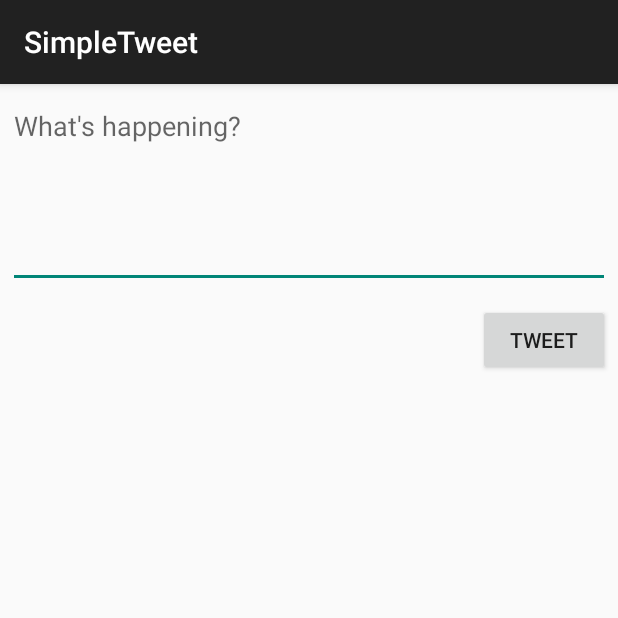
After one commit to kathlynk/SimpleTweet-11, an Android app: the ComposeActivity screen opened directly, with no data from a screen before it, on a phone screen of 412 x 824 dp, the top half of it. The commit adds this screen. Run offline under Robolectric (Android 15) with nearby library versions, the phone set to English and light mode, and no system bars; our stand-ins replace Room's generated code; libraries missing offline, so code that uses them is left out: com.codepath.asynchttpclient, com.facebook.stetho, org.parceler; 1 statement that could not run was skipped.

Commit message:
ComposeActivity implemented

```diff
--- a/app/build.gradle
+++ b/app/build.gradle
@@ -44,6 +44,7 @@ dependencies {
     implementation 'androidx.appcompat:appcompat:1.1.0'
     implementation 'androidx.constraintlayout:constraintlayout:2.0.1'
     implementation 'androidx.recyclerview:recyclerview:1.1.0'
+    implementation 'com.google.android.material:material:1.0.0'
     // Room for simple persistence with an ORM
     def room_version = "2.2.5"
     implementation "androidx.room:room-runtime:$room_version"
--- /dev/null
+++ b/app/src/main/java/com/codepath/apps/restclienttemplate/ComposeActivity.java
@@ -0,0 +1,83 @@
+package com.codepath.apps.restclienttemplate;
+
+import androidx.appcompat.app.AppCompatActivity;
+import okhttp3.Headers;
+
+import android.content.Intent;
+import android.os.Bundle;
+import android.util.Log;
+import android.view.View;
+import android.widget.Button;
+import android.widget.EditText;
+
+import com.codepath.apps.restclienttemplate.models.Tweet;
+import com.codepath.asynchttpclient.callback.JsonHttpResponseHandler;
+import com.google.android.material.snackbar.Snackbar;
+
+import org.json.JSONException;
+import org.parceler.Parcels;
+
+public class ComposeActivity extends AppCompatActivity {
+
+    public static final String TAG = "ComposeActivity";
+    public static final int MAX_TWEET_LENGTH = 140;
+
+    EditText etCompose;
+    Button btnTweet;
+
+    TwitterClient client;
+
+    @Override
+    protected void onCreate(Bundle savedInstanceState) {
+        super.onCreate(savedInstanceState);
+        setContentView(R.layout.activity_compose);
+
+        client = TwitterApp.getRestClient(this);
+
+        etCompose = findViewById(R.id.etCompose);
+        btnTweet = findViewById(R.id.btnTweet);
+
+        btnTweet.setOnClickListener(new View.OnClickListener() {
+            @Override
+            public void onClick(View view) {
+                // Make API call to twitter
+                String tweetContent = etCompose.getText().toString();
+                if (tweetContent.isEmpty()) {
+                    Snackbar.make(findViewById(android.R.id.content).getRootView(), "Sorry your tweet cannot be empty", Snackbar.LENGTH_LONG).show();
+                    return;
+                }
+                if (tweetContent.length() > MAX_TWEET_LENGTH) {
+                    Snackbar.make(findViewById(android.R.id.content).getRootView(), "Sorry your tweet is too long", Snackbar.LENGTH_LONG).show();
+                    return;
+                }
+
+                client.publishTweet(tweetContent, new JsonHttpResponseHandler() {
+                    @Override
+                    public void onSuccess(int statusCode, Headers headers, JSON json) {
+                        Log.i(TAG, "onSuccess to publish tweet");
+                        try {
+                            Tweet tweet = Tweet.fromJson(json.jsonObject);
+                            Intent intent = new Intent();
+                            intent.putExtra("tweet", Parcels.wrap(tweet));
+                            // set result code and bundle data for response
+                            setResult(RESULT_OK, intent);
+                            // close the activity, pass the data to parent
+                            finish();
+                            Log.i(TAG, "published tweet says" + tweet.toString());
+                        } catch (JSONException e) {
+                            e.printStackTrace();
+                        }
+                    }
+
+                    @Override
+                    public void onFailure(int statusCode, Headers headers, String response, Throwable throwable) {
+                        Log.e(TAG, "onFailure to publish tweet " + statusCode + " " + response, throwable);
+                    }
+                });
+
+            }
+        });
+
+
+    }
+}
--- a/app/src/main/java/com/codepath/apps/restclienttemplate/models/Tweet.java
+++ b/app/src/main/java/com/codepath/apps/restclienttemplate/models/Tweet.java
@@ -35,7 +35,11 @@ public class Tweet {
         try {
             tweet.body = "RT " + jsonObject.getJSONObject("retweeted_status").getString("full_text");
         } catch (JSONException e) {  // Not a Retweet
-            tweet.body = jsonObject.getString("full_text");
+            try {
+                tweet.body = jsonObject.getString("full_text");
+            } catch (JSONException e2) { // No value for full_text
+                tweet.body = jsonObject.getString("text");
+            }
         }
         tweet.createdAt = jsonObject.getString("created_at");
         tweet.relativeTimeAgo = getRelativeTimeAgo(tweet.createdAt);
--- /dev/null
+++ b/app/src/main/res/layout/activity_compose.xml
@@ -0,0 +1,32 @@
+<?xml version="1.0" encoding="utf-8"?>
+<RelativeLayout xmlns:android="http://schemas.android.com/apk/res/android"
+    xmlns:app="http://schemas.android.com/apk/res-auto"
+    xmlns:tools="http://schemas.android.com/tools"
+    android:layout_width="match_parent"
+    android:layout_height="match_parent"
+    tools:context=".ComposeActivity">
+
+    <EditText
+        android:id="@+id/etCompose"
+        android:layout_width="match_parent"
+        android:layout_height="wrap_content"
+        android:layout_marginStart="5dp"
+        android:layout_marginTop="5dp"
+        android:layout_marginEnd="5dp"
+        android:layout_marginBottom="5dp"
+        android:ems="10"
+        android:gravity="start|top"
+        android:hint="@string/what_s_happening"
+        android:inputType="textMultiLine"
+        android:minLines="5" />
+
+    <Button
+        android:id="@+id/btnTweet"
+        android:layout_width="wrap_content"
+        android:layout_height="wrap_content"
+        android:layout_below="@+id/etCompose"
+        android:layout_alignParentEnd="true"
+        android:layout_marginTop="5dp"
+        android:layout_marginEnd="5dp"
+        android:text="@string/tweet" />
+</RelativeLayout>
--- a/app/src/main/res/layout/activity_detail.xml
+++ b/app/src/main/res/layout/activity_detail.xml
@@ -76,6 +76,7 @@
                 android:layout_below="@id/ivMedia"
                 android:layout_marginStart="10dp"
                 android:layout_marginTop="20dp"
+                android:layout_marginBottom="20dp"
                 android:textColor="@color/light_gray"
                 android:textSize="16sp"
                 tools:text="7 hr" />
--- a/app/src/main/res/values/strings.xml
+++ b/app/src/main/res/values/strings.xml
@@ -5,5 +5,7 @@
     <string name="login_label">Log in</string>
     <string name="intent_scheme">oauth</string>
     <string name="intent_host">cprest</string>
+    <string name="tweet">Tweet</string>
+    <string name="what_s_happening">What\'s happening?</string>
 
 </resources>
```
Also changed, not shown: app/src/main/AndroidManifest.xml (+4 -3 lines), app/src/main/java/com/codepath/apps/restclienttemplate/TimelineActivity.java (+43 -0 lines), app/src/main/java/com/codepath/apps/restclienttemplate/TwitterClient.java (+7 -2 lines), app/src/main/res/menu/menu_main.xml (added, +10 -0 lines).
